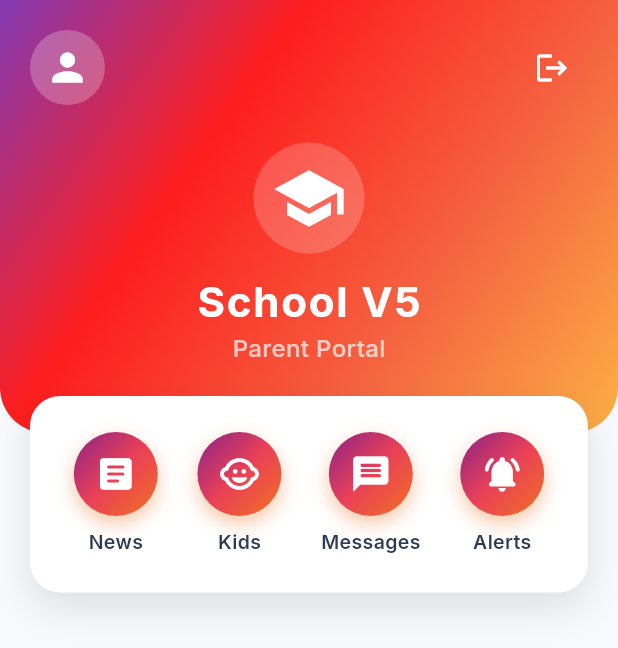
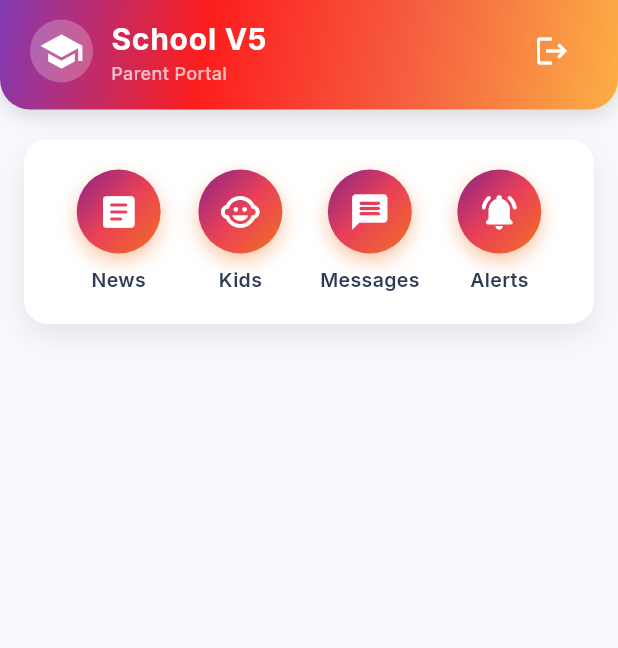
Before and after one commit to mansoorbadshah454-glitch/parent_mobile_app, a Flutter app: the screen it shows once a user with an empty profile is signed in, on a phone screen of 412 x 824 dp. Shown: the top 648 px of the screen. Run offline on Flutter 3.47's test engine with Material 3 defaults, Android fonts, the phone set to English and light mode, and no system bars; our stand-ins replace cloud_firestore, firebase_auth, firebase_core, flutter_riverpod, go_router, google_fonts; accounts and stored records are empty.

Commit message:
style(ui): Shrink dashboard header to normal size and make menu bar full width

```diff
--- a/lib/features/dashboard/screens/dashboard_screen.dart
+++ b/lib/features/dashboard/screens/dashboard_screen.dart
@@ -11,48 +11,76 @@ class DashboardScreen extends ConsumerWidget {
   @override
   Widget build(BuildContext context, WidgetRef ref) {
     // Get screen size for responsive design
-    final size = MediaQuery.of(context).size;
     final topPadding = MediaQuery.of(context).padding.top;
 
     return Scaffold(
       backgroundColor: ThemeColors.backgroundColor,
-      body: Stack(
+      body: Column(
         children: [
-          // 1. Gradient Header Background
+          // 1. Normal Size Gradient Header
           Container(
-            height: size.height * 0.35,
-            width: double.infinity,
+            padding: EdgeInsets.only(
+              top: topPadding + 10,
+              bottom: 15,
+              left: 20,
+              right: 20,
+            ),
             decoration: const BoxDecoration(
               gradient: ThemeColors.instagramGradient,
               borderRadius: BorderRadius.only(
-                bottomLeft: Radius.circular(30),
-                bottomRight: Radius.circular(30),
+                bottomLeft: Radius.circular(20),
+                bottomRight: Radius.circular(20),
+              ),
+              boxShadow: [
+                BoxShadow(
+                  color: Colors.black12,
+                  blurRadius: 10,
+                  offset: Offset(0, 5),
+                )
+              ],
+            ),
+            child: Row(
+              mainAxisAlignment: MainAxisAlignment.spaceBetween,
+              crossAxisAlignment: CrossAxisAlignment.center,
+              children: [
+                Row(
+                  children: [
+                    Container(
+                      padding: const EdgeInsets.all(6),
+                      decoration: const BoxDecoration(
+                        color: Colors.white24,
+                        shape: BoxShape.circle,
+                      ),
+                      child: const Icon(
+                        Icons.school, // Placeholder for School Logo
+                        size: 30,
+                        color: Colors.white,
                       ),
                     ),
+                    const SizedBox(width: 12),
+                    Column(
+                      crossAxisAlignment: CrossAxisAlignment.start,
+                      children: const [
+                        Text(
+                          'School V5',
+                          style: TextStyle(
+                            color: Colors.white,
+                            fontSize: 20,
+                            fontWeight: FontWeight.bold,
+                            letterSpacing: 0.5,
                           ),
-
-          // 2. Main Scrollable Content
-          CustomScrollView(
-            slivers: [
-              // Header Content
-              SliverToBoxAdapter(
-                child: Padding(
-                  padding: EdgeInsets.only(
-                    top: topPadding + 20,
-                    left: 20,
-                    right: 20,
-                    bottom: 20,
                         ),
-                  child: Column(
-                    children: [
-                      // Top Row (Profile & Logout)
-                      Row(
-                        mainAxisAlignment: MainAxisAlignment.spaceBetween,
-                        children: [
-                          const CircleAvatar(
-                            radius: 25,
-                            backgroundColor: Colors.white24,
-                            child: Icon(Icons.person, color: Colors.white, size: 30),
+                        Text(
+                          'Parent Portal',
+                          style: TextStyle(
+                            color: Colors.white70,
+                            fontSize: 12,
+                            fontWeight: FontWeight.w500,
+                          ),
+                        ),
+                      ],
+                    ),
+                  ],
                 ),
                 IconButton(
                   icon: const Icon(Icons.logout, color: Colors.white),
@@ -62,63 +90,28 @@ class DashboardScreen extends ConsumerWidget {
                 ),
               ],
             ),
-                      const SizedBox(height: 25),
+          ),
 
-                      // School Info
+          const SizedBox(height: 20),
+
+          // 2. Wide Full-Screen Menu Bar
           Container(
-                        padding: const EdgeInsets.all(12),
+            margin: const EdgeInsets.symmetric(horizontal: 16),
+            width: double.infinity,
             decoration: BoxDecoration(
-                          color: Colors.white.withOpacity(0.2),
-                          shape: BoxShape.circle,
-                        ),
-                        child: const Icon(
-                          Icons.school, // Placeholder for School Logo
-                          size: 50,
               color: Colors.white,
-                        ),
-                      ),
-                      const SizedBox(height: 12),
-                      const Text(
-                        'School V5',
-                        style: TextStyle(
-                          color: Colors.white,
-                          fontSize: 28,
-                          fontWeight: FontWeight.bold,
-                          letterSpacing: 1.2,
-                        ),
-                      ),
-                      const Text(
-                        'Parent Portal',
-                        style: TextStyle(
-                          color: Colors.white70,
-                          fontSize: 16,
-                          fontWeight: FontWeight.w500,
-                        ),
+              borderRadius: BorderRadius.circular(16),
+              boxShadow: [
+                BoxShadow(
+                  color: Colors.black.withOpacity(0.08),
+                  blurRadius: 15,
+                  offset: const Offset(0, 8),
                 ),
               ],
             ),
-                ),
-              ),
-
-              // 3. The Menu Card
-              SliverToBoxAdapter(
-                child: Padding(
-                  padding: const EdgeInsets.symmetric(horizontal: 20),
-                  child: Container(
-                    decoration: BoxDecoration(
-                      color: Colors.white,
-                      borderRadius: BorderRadius.circular(20),
-                      boxShadow: [
-                        BoxShadow(
-                          color: Colors.black.withOpacity(0.1),
-                          blurRadius: 20,
-                          offset: const Offset(0, 10),
-                        ),
-                      ],
-                    ),
-                    padding: const EdgeInsets.symmetric(vertical: 24, horizontal: 16),
+            padding: const EdgeInsets.symmetric(vertical: 20, horizontal: 10),
             child: Row(
-                      mainAxisAlignment: MainAxisAlignment.spaceAround,
+              mainAxisAlignment: MainAxisAlignment.spaceEvenly,
               children: [
                 AnimatedMenuButton(
                   icon: Icons.article_rounded,
@@ -143,14 +136,16 @@ class DashboardScreen extends ConsumerWidget {
               ],
             ),
           ),
-                ),
-              ),
 
-              // Placeholder for future content (e.g. Recent Activities)
-              const SliverToBoxAdapter(
-                child: SizedBox(height: 40),
+          // 3. Main Scrollable Content area (Empty for now)
+          const Expanded(
+            child: CustomScrollView(
+              slivers: [
+                SliverToBoxAdapter(
+                  child: SizedBox(height: 20),
                 )
               ],
+            ),
           ),
         ],
       ),
```
Lines whose indentation alone changed are shown as unchanged.
